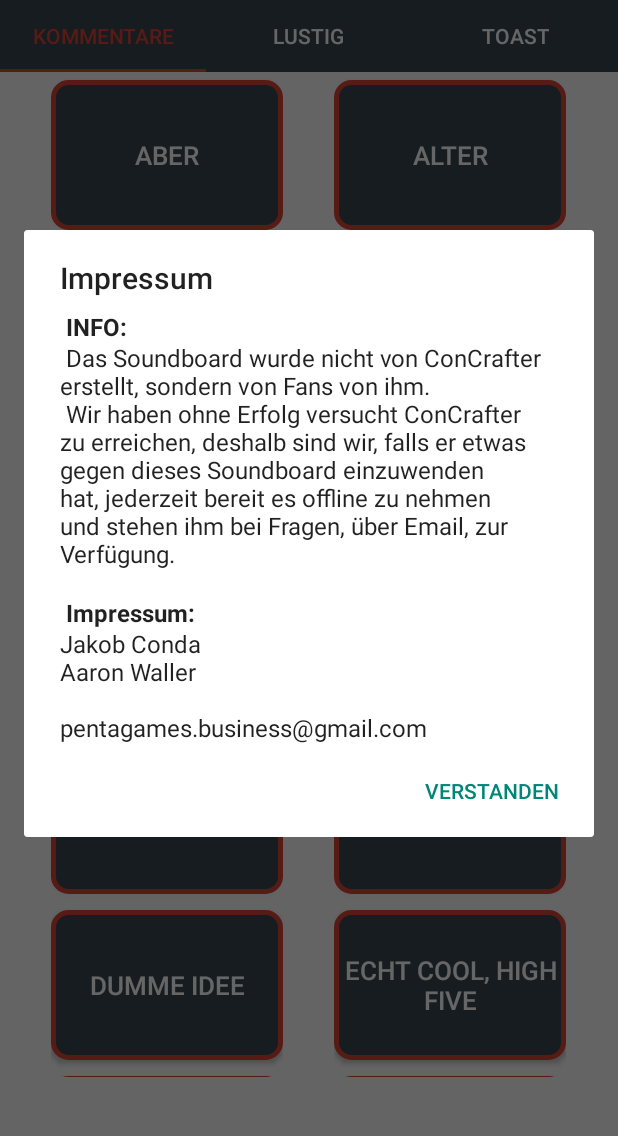
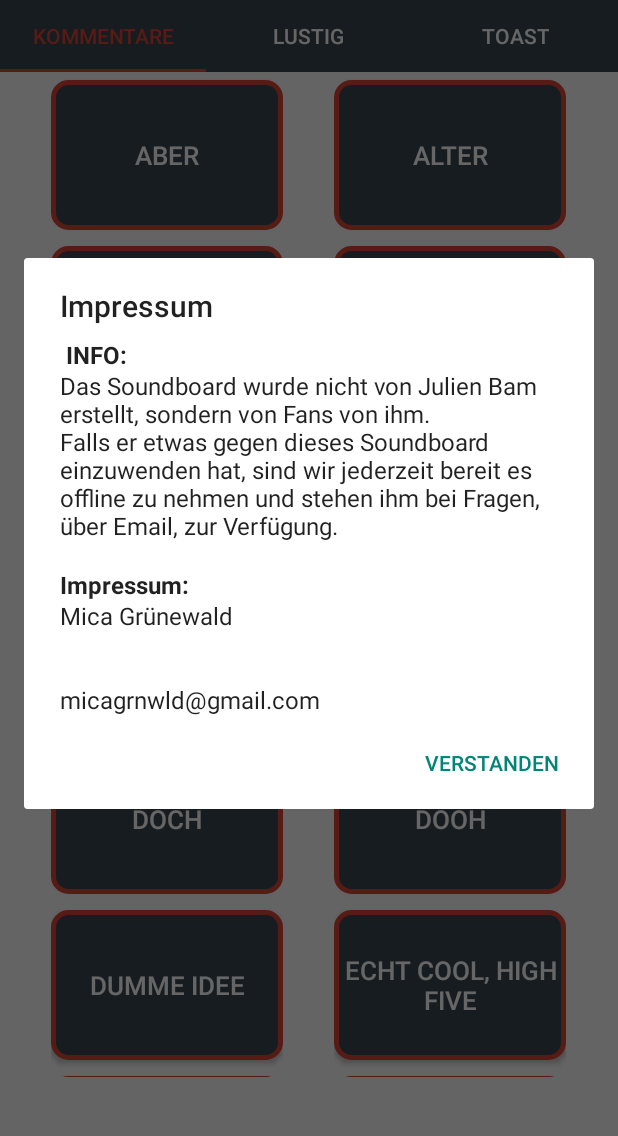
Before and after one commit to DaFaack/JulienBamSoundboard, an Android app: the MainActivity screen opened directly, with no data from a screen before it, in the side drawer, after a tap on "Impressum", on a phone screen of 412 x 824 dp, the part 84-1220 px from its top. Run offline under Robolectric (Android 15) with nearby library versions, the phone set to English and light mode, and no system bars; our stand-ins replace AdMob; 1 statement that could not run was skipped.

Commit message:
fertig fuer upload bei mica

```diff
--- a/app/src/main/res/values/strings.xml
+++ b/app/src/main/res/values/strings.xml
@@ -7,10 +7,5 @@
     <string name="banner_ad_unit_id">ca-app-pub-6906000706399183/2003675955</string>
     <string name="interstitial_ad_unit_id">ca-app-pub-6906000706399183/3236974370</string>
 
-    <string name="rechtliches"> <b>INFO:</b>\n
- Das Soundboard wurde nicht von ConCrafter erstellt, sondern von Fans von ihm.\n
-Wir haben ohne Erfolg versucht ConCrafter zu erreichen, deshalb sind wir, falls er etwas gegen dieses Soundboard einzuwenden hat, jederzeit bereit es offline zu nehmen und stehen ihm bei Fragen, über Email, zur Verfügung.
-
-\n\n
- <b>Impressum:</b>\nJakob Conda\nAaron Waller\n\npentagames.business@gmail.com</string>
+    <string name="rechtliches"> <b>INFO:</b>\nDas Soundboard wurde nicht von Julien Bam erstellt, sondern von Fans von ihm.\nFalls er etwas gegen dieses Soundboard einzuwenden hat, sind wir jederzeit bereit es offline zu nehmen und stehen ihm bei Fragen, über Email, zur Verfügung.\n\n<b>Impressum:</b>\nMica Grünewald\n\n\nmicagrnwld@gmail.com</string>
 </resources>
```
